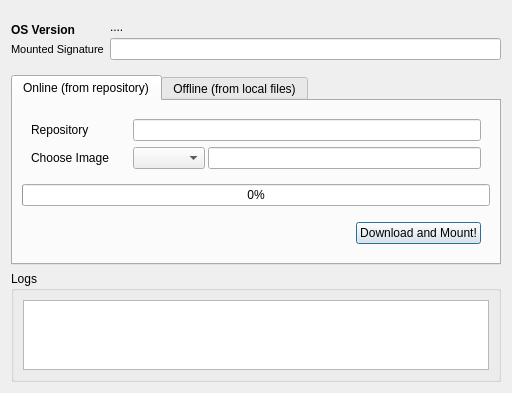
Before: the Qt Designer form Src/imagemounter.ui in hazmi-e205/iDebugTool, drawn with Qt 5.
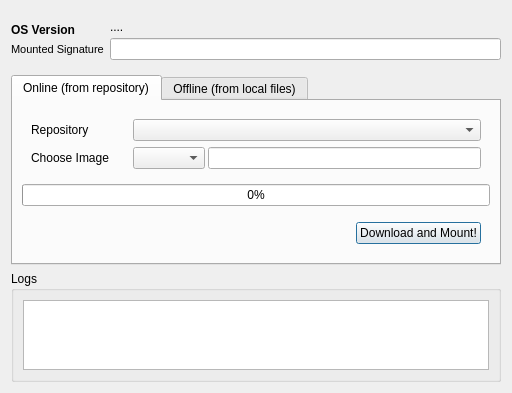
After: the same form once the commit is applied.

What changed in the file:
```diff
--- a/Src/imagemounter.ui
+++ b/Src/imagemounter.ui
@@ -213,7 +213,7 @@
             </property>
             <layout class="QVBoxLayout" name="verticalLayout_9">
              <item>
-              <widget class="QLineEdit" name="repoEdit"/>
+              <widget class="QComboBox" name="repoBox"/>
              </item>
              <item>
               <widget class="QWidget" name="widget_8" native="true">
```
